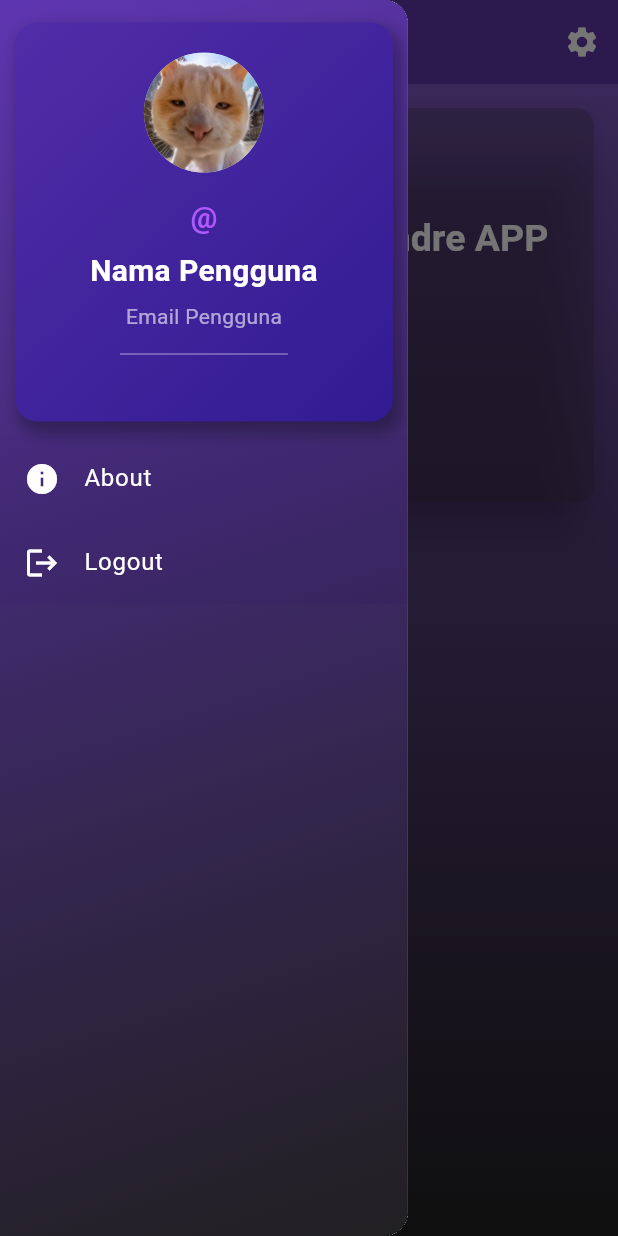
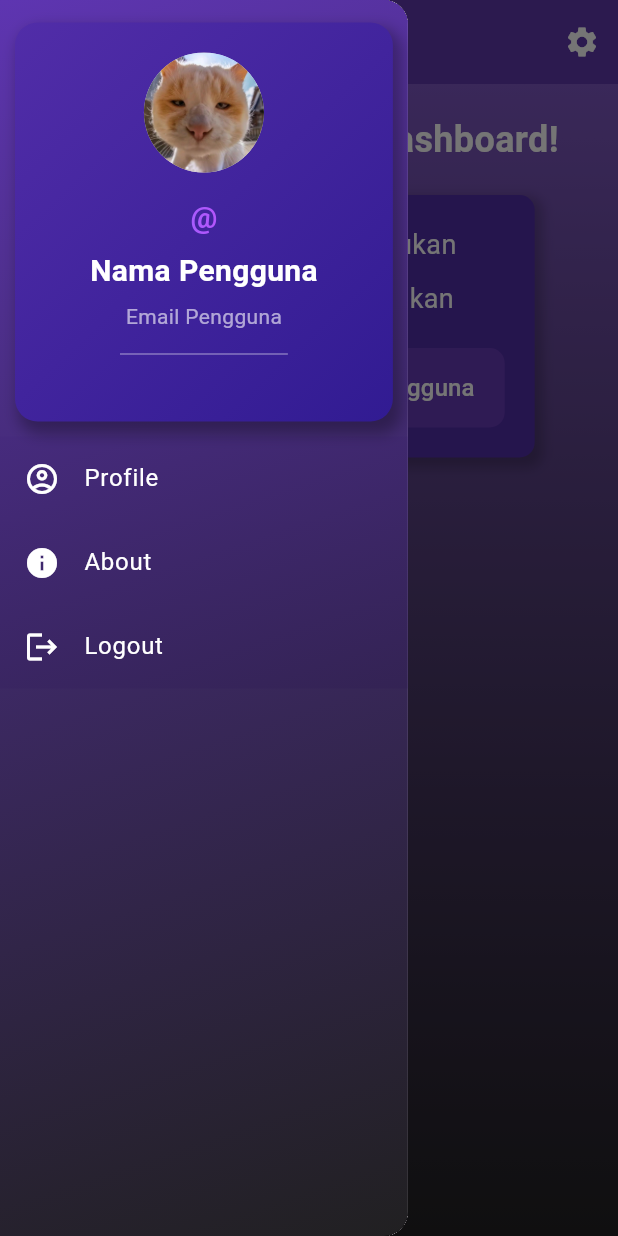
Before and after one commit to AndreSusilo27/UTS-Pemrograman-Mobile-2, a Flutter app: the Dashboard screen opened directly with empty values, after a tap on the "menu" icon, on a phone screen of 412 x 824 dp. Run offline on Flutter 3.47's test engine with Material 3 defaults, Android fonts, the light colour scheme and no system bars; drawn by our look-alikes of animated_text_kit; our stand-ins replace flutter_spinkit, image_picker, sqflite; accounts and stored records are empty.

Commit message:
perbaikan desain,logika,fitur refresh, halaman profil, halaman ubahprofil

```diff
--- a/lib/db/db.dart
+++ b/lib/db/db.dart
@@ -151,6 +151,38 @@ class DatabaseHelper {
     return result;
   }
 
+  Future<Map<String, dynamic>?> getUserJoinedData(String username) async {
+    final db = await instance.database;
+
+    final result = await db.rawQuery('''
+    SELECT users.*, user_profiles.*
+    FROM users
+    JOIN user_profiles ON users.id = user_profiles.iduser
+    WHERE users.username = ?
+  ''', [username]);
+
+    if (result.isNotEmpty) {
+      return result.first;
+    } else {
+      return null;
+    }
+  }
+
+  Future<int?> getIdUserByEmail(String email) async {
+    final db = await database;
+    final result = await db.query(
+      'user_profiles',
+      columns: ['iduser'],
+      where: 'email = ?',
+      whereArgs: [email],
+    );
+
+    if (result.isNotEmpty) {
+      return result.first['iduser'] as int?;
+    }
+    return null;
+  }
+
   Future<Map<String, dynamic>?> getUserByUsername(String username) async {
     final db = await database;
     final results = await db.query(
--- a/lib/screens/dashboard.dart
+++ b/lib/screens/dashboard.dart
@@ -1,6 +1,8 @@
 import 'package:flutter/material.dart';
 import 'package:pemmob2/db/db.dart';
 import 'package:animated_text_kit/animated_text_kit.dart';
+import 'package:pemmob2/screens/profile.dart';
+import 'package:pemmob2/screens/ubahprofile.dart';
 import 'package:pemmob2/screens/tentang.dart';
 
 class Dashboard extends StatefulWidget {
@@ -18,6 +20,7 @@ class _DashboardState extends State<Dashboard> {
   final DatabaseHelper _databaseHelper = DatabaseHelper.instance;
   String _nama = '';
   String _email = '';
+  int? _userId;
 
   @override
   void initState() {
@@ -26,14 +29,16 @@ class _DashboardState extends State<Dashboard> {
   }
 
   Future<void> _getUserProfile() async {
-    var user = await _databaseHelper.getUserByUsername(widget.username);
+    var user = await _databaseHelper.getUserJoinedData(widget.username);
     if (user != null) {
       setState(() {
         _nama = user['nama'] ?? '';
         _email = user['email'] ?? '';
+        _userId = user['id'];
+        // Tambahkan variabel lain sesuai dengan kolom yang ada di join
       });
     } else {
-      print('Pengguna tidak ditemukan'); // Debug print
+      print('Pengguna tidak ditemukan');
     }
   }
 
@@ -41,17 +46,43 @@ class _DashboardState extends State<Dashboard> {
     await _getUserProfile();
   }
 
+  void _navigateToProfile(BuildContext context) async {
+    final userId = await _databaseHelper.getIdUserByEmail(widget.email);
+
+    if (userId != null) {
+      Navigator.push(
+        context,
+        MaterialPageRoute(
+          builder: (context) => ProfilePage(userId: userId),
+        ),
+      );
+    } else {
+      ScaffoldMessenger.of(context).showSnackBar(
+        SnackBar(content: Text('User ID tidak ditemukan')),
+      );
+    }
+  }
+
   void _logout() {
     Navigator.pop(context);
   }
 
   void _openSettingsPage() {
-    // Tambahkan logika untuk membuka halaman pengaturan
-    print('Halaman pengaturan dibuka');
+    if (_userId != null) {
+      Navigator.push(
+        context,
+        MaterialPageRoute(
+          builder: (context) => UbahProfile(userId: _userId!),
+        ),
+      );
+    } else {
+      ScaffoldMessenger.of(context).showSnackBar(
+        SnackBar(content: Text('User ID tidak ditemukan')),
+      );
+    }
   }
 
   Future<void> _showUserTableDialog() async {
-    // Ambil data user dari tabel user_profile
     List<Map<String, dynamic>> users =
         await DatabaseHelper.instance.getAllUsers();
 
@@ -61,7 +92,7 @@ class _DashboardState extends State<Dashboard> {
         return AlertDialog(
           title: const Text("Daftar Pengguna"),
           content: SingleChildScrollView(
-            scrollDirection: Axis.horizontal, // Atur scroll ke horizontal
+            scrollDirection: Axis.horizontal,
             child: DataTable(
               columns: const [
                 DataColumn(label: Text("ID")),
@@ -71,13 +102,10 @@ class _DashboardState extends State<Dashboard> {
               ],
               rows: users.map((user) {
                 return DataRow(cells: [
-                  DataCell(Text(user['id'].toString())), // ID pengguna
-                  DataCell(Text(
-                      user['username'] ?? 'Tidak ada username')), // Username
-                  DataCell(
-                      Text(user['name'] ?? 'Tidak ada nama')), // Nama pengguna
-                  DataCell(Text(
-                      user['email'] ?? 'Tidak ada email')), // Email pengguna
+                  DataCell(Text(user['id'].toString())),
+                  DataCell(Text(user['username'] ?? 'Tidak ada username')),
+                  DataCell(Text(user['name'] ?? 'Tidak ada nama')),
+                  DataCell(Text(user['email'] ?? 'Tidak ada email')),
                 ]);
               }).toList(),
             ),
@@ -101,39 +129,35 @@ class _DashboardState extends State<Dashboard> {
       appBar: AppBar(
         leading: Builder(
           builder: (context) => IconButton(
-            icon: const Icon(Icons.menu,
-                color: Colors.white), // Ikon menu warna putih
+            icon: const Icon(Icons.menu, color: Colors.white),
             onPressed: () => Scaffold.of(context).openDrawer(),
           ),
         ),
         title: ShaderMask(
           shaderCallback: (bounds) => const LinearGradient(
-            colors: [
-              Colors.blueAccent,
-              Colors.cyan
-            ], // Gradasi dari blueAccent ke cyan
+            colors: [Colors.blueAccent, Colors.cyan],
             begin: Alignment.topLeft,
             end: Alignment.bottomRight,
           ).createShader(bounds),
           child: const Text(
             "Andre APP",
             style: TextStyle(
-              fontSize: 24.0, // Ukuran font untuk AppBar
+              fontSize: 24.0,
               fontWeight: FontWeight.bold,
-              color: Colors.white, // Warna teks putih agar gradasi terlihat
+              color: Colors.white,
             ),
           ),
         ),
         backgroundColor: Colors.deepPurple.shade600,
         actions: [
           IconButton(
-            icon: const Icon(Icons.settings,
-                color: Colors.white), // Ikon settings warna putih
+            icon: const Icon(Icons.settings, color: Colors.white),
             onPressed: _openSettingsPage,
           ),
         ],
-        elevation: 5, // Efek bayangan untuk kesan profesional
+        elevation: 5,
       ),
+      // Tambahkan Future<void> _refresh(); di drawer agar data bisa ikut di refresh
       drawer: Drawer(
         width: MediaQuery.of(context).size.width * 0.66,
         child: Container(
@@ -168,7 +192,7 @@ class _DashboardState extends State<Dashboard> {
                   gradient: LinearGradient(
                     colors: [
                       Colors.deepPurple.shade700,
-                      Colors.deepPurple.shade900
+                      Colors.deepPurple.shade900,
                     ],
                     begin: Alignment.topLeft,
                     end: Alignment.bottomRight,
@@ -199,9 +223,7 @@ class _DashboardState extends State<Dashboard> {
                     AnimatedTextKit(
                       animatedTexts: [
                         TypewriterAnimatedText(
-                          widget.name.isNotEmpty
-                              ? widget.name
-                              : 'Nama Pengguna',
+                          _nama.isNotEmpty ? _nama : 'Nama Pengguna',
                           textStyle: const TextStyle(
                             fontWeight: FontWeight.bold,
                             fontSize: 20,
@@ -216,9 +238,7 @@ class _DashboardState extends State<Dashboard> {
                     AnimatedTextKit(
                       animatedTexts: [
                         TypewriterAnimatedText(
-                          widget.email.isNotEmpty
-                              ? widget.email
-                              : 'Email Pengguna',
+                          _email.isNotEmpty ? _email : 'Email Pengguna',
                           textStyle: const TextStyle(
                             fontSize: 14,
                             color: Colors.white60,
@@ -240,12 +260,23 @@ class _DashboardState extends State<Dashboard> {
                 ),
               ),
               ListTile(
+                leading: const Icon(Icons.account_circle_outlined,
+                    color: Colors.white),
+                title: const Text("Profile",
+                    style: TextStyle(color: Colors.white)),
+                tileColor: Colors.deepPurple.shade400.withOpacity(0.3),
+                onTap: () {
+                  Navigator.pop(context);
+                  _navigateToProfile(context);
+                },
+              ),
+              ListTile(
                 leading: const Icon(Icons.info, color: Colors.white),
                 title:
                     const Text("About", style: TextStyle(color: Colors.white)),
                 tileColor: Colors.deepPurple.shade400.withOpacity(0.3),
                 onTap: () {
-                  Navigator.pop(context); // Menutup drawer terlebih dahulu
+                  Navigator.pop(context);
                   Navigator.push(
                     context,
                     MaterialPageRoute(builder: (context) => Tentang()),
@@ -266,7 +297,10 @@ class _DashboardState extends State<Dashboard> {
           ),
         ),
       ),
-      body: Container(
+
+      body: RefreshIndicator(
+        onRefresh: _refresh,
+        child: Container(
           decoration: BoxDecoration(
             gradient: LinearGradient(
               colors: [
@@ -277,75 +311,83 @@ class _DashboardState extends State<Dashboard> {
               end: Alignment.bottomCenter,
             ),
           ),
-        child: Padding(
-          padding: const EdgeInsets.all(16.0),
           child: ListView(
+            padding: const EdgeInsets.all(20.0),
             children: [
-              Card(
-                elevation: 15,
-                margin: const EdgeInsets.only(bottom: 20),
-                color: const Color.fromARGB(73, 52, 52, 52),
-                child: Padding(
-                  padding: const EdgeInsets.all(16.0),
+              Center(
                 child: Column(
-                    crossAxisAlignment: CrossAxisAlignment.start,
+                  mainAxisAlignment: MainAxisAlignment.center,
                   children: [
-                      AnimatedTextKit(
-                        animatedTexts: [
-                          TypewriterAnimatedText(
-                            'Dashboard', // Teks yang ditampilkan
-                            textStyle: TextStyle(
-                              fontSize: 32.0,
-                              fontWeight: FontWeight.bold,
-                              color: const Color.fromARGB(
-                                  255, 4, 119, 243), // Set warna ke deepPurple
-                            ),
-                            speed: const Duration(
-                                milliseconds: 100), // Kecepatan ketik
-                            cursor: '|', // Menampilkan kursor '|'
-                          ),
-                        ],
-                        totalRepeatCount: 5, // Set agar animasi berjalan sekali
-                        pause: const Duration(
-                            milliseconds: 500), // Jeda setelah selesai
-                      ),
-                      const SizedBox(height: 10),
-                      const AnimatedDefaultTextStyle(
-                        duration: Duration(milliseconds: 500),
+                    const Text(
+                      "Selamat Datang di Dashboard!",
                       style: TextStyle(
-                          fontSize: 25,
+                        fontSize: 24,
                         fontWeight: FontWeight.bold,
                         color: Colors.white,
                       ),
-                        child: Text('Selamat Datang di Andre APP 2'),
+                    ),
+                    const SizedBox(height: 20),
+                    Container(
+                      padding: const EdgeInsets.symmetric(
+                          horizontal: 20, vertical: 20),
+                      decoration: BoxDecoration(
+                        color: Colors.deepPurple.shade700,
+                        borderRadius: BorderRadius.circular(10),
+                        boxShadow: [
+                          BoxShadow(
+                            color: Colors.black.withOpacity(0.2),
+                            spreadRadius: 3,
+                            blurRadius: 6,
+                            offset: const Offset(2, 4),
+                          ),
+                        ],
+                      ),
+                      child: Column(
+                        children: [
+                          Text(
+                            _nama.isNotEmpty
+                                ? "Nama: $_nama"
+                                : "Nama: Tidak Ditemukan",
+                            style: const TextStyle(
+                              fontSize: 18,
+                              color: Colors.white,
+                            ),
                           ),
                           const SizedBox(height: 10),
                           Text(
-                        'Hai, ${widget.name.isNotEmpty ? widget.name : 'Pengguna'} ;)',
-                        style:
-                            const TextStyle(fontSize: 24, color: Colors.white),
+                            _email.isNotEmpty
+                                ? "Email: $_email"
+                                : "Email: Tidak Ditemukan",
+                            style: const TextStyle(
+                              fontSize: 18,
+                              color: Colors.white,
+                            ),
                           ),
                           const SizedBox(height: 20),
-                      ElevatedButton(
+                          TextButton.icon(
                             onPressed: _showUserTableDialog,
-                        style: ElevatedButton.styleFrom(
-                          padding: const EdgeInsets.symmetric(
-                              horizontal: 30, vertical: 15),
-                          backgroundColor: Colors.blue.shade700,
-                          shape: RoundedRectangleBorder(
-                            borderRadius: BorderRadius.circular(12.0),
-                          ),
-                        ),
-                        child: const Text(
-                          'Lihat User',
+                            icon: const Icon(Icons.table_chart,
+                                color: Colors.white),
+                            label: const Text(
+                              "Tampilkan Tabel Pengguna",
                               style: TextStyle(
                                 fontSize: 16,
                                 color: Colors.white,
                               ),
                             ),
+                            style: TextButton.styleFrom(
+                              backgroundColor: Colors.deepPurple.shade500,
+                              padding: const EdgeInsets.symmetric(
+                                  horizontal: 20, vertical: 15),
+                              shape: RoundedRectangleBorder(
+                                borderRadius: BorderRadius.circular(10),
+                              ),
+                            ),
                           ),
                         ],
                       ),
+                    ),
+                  ],
                 ),
               ),
             ],
```
Also changed, not shown: lib/screens/login.dart (+17 -0 lines), lib/screens/main.dart (+4 -4 lines), lib/screens/profile.dart (+85 -0 lines), lib/screens/tentang.dart (+14 -6 lines), lib/screens/ubahprofile.dart (+135 -123 lines). Lines whose indentation alone changed are shown as unchanged.
